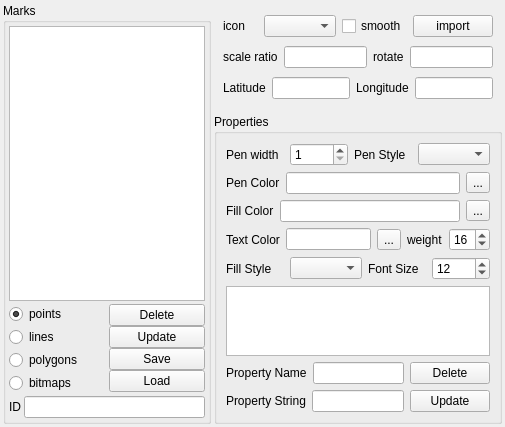
tgut/mercator.qtviewer, file qtvplugin_geomarker/qtvplugin_geomarker.ui: the form before one commit.
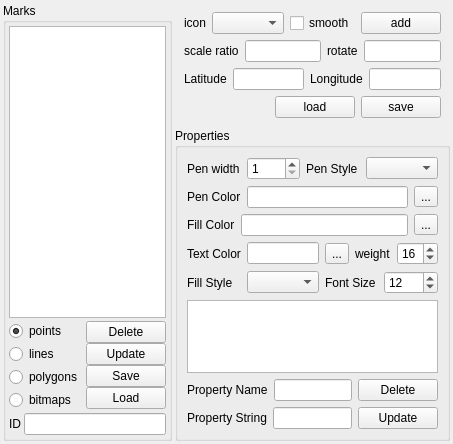
The form after the commit. The open tabs and pages were chosen to show the change.

Commit message: add save and load icon function.

Diff of the .ui file:
```diff
--- a/qtvplugin_geomarker/qtvplugin_geomarker.ui
+++ b/qtvplugin_geomarker/qtvplugin_geomarker.ui
@@ -6,8 +6,8 @@
    <rect>
     <x>0</x>
     <y>0</y>
-    <width>505</width>
-    <height>426</height>
+    <width>446</width>
+    <height>444</height>
    </rect>
   </property>
   <property name="windowTitle">
@@ -461,7 +461,7 @@
            <item>
             <widget class="QPushButton" name="pushButton_import_icon">
              <property name="text">
-              <string>import</string>
+              <string>add</string>
              </property>
             </widget>
            </item>
@@ -515,6 +515,37 @@
            </item>
           </layout>
          </item>
+         <item>
+          <layout class="QHBoxLayout" name="horizontalLayout_20">
+           <item>
+            <spacer name="horizontalSpacer_3">
+             <property name="orientation">
+              <enum>Qt::Horizontal</enum>
+             </property>
+             <property name="sizeHint" stdset="0">
+              <size>
+               <width>40</width>
+               <height>20</height>
+              </size>
+             </property>
+            </spacer>
+           </item>
+           <item>
+            <widget class="QPushButton" name="pushButton_load_icons">
+             <property name="text">
+              <string>load</string>
+             </property>
+            </widget>
+           </item>
+           <item>
+            <widget class="QPushButton" name="pushButton_save_icons">
+             <property name="text">
+              <string>save</string>
+             </property>
+            </widget>
+           </item>
+          </layout>
+         </item>
         </layout>
        </widget>
       </widget>
```
Left out of the diff: 2 changed lines with no effect on the pictures. The commit also changes 3 other files.
